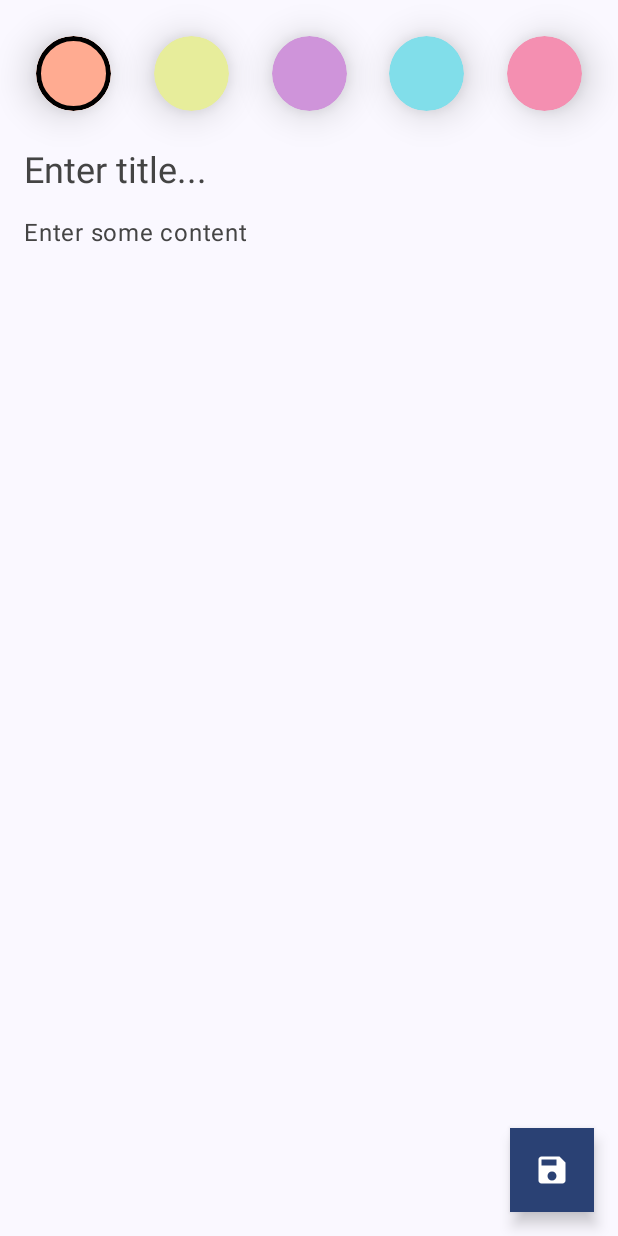
After one commit to usrmrz/Enotes, an Android app built with Jetpack Compose: the composable AddEditNoteScreen called with empty values, on a phone screen of 412 x 824 dp. The commit adds this screen. Run offline under Robolectric (Android 15) with nearby library versions, the phone set to English and light mode, and no system bars; our stand-ins replace Room's generated code.

Commit message:
one error with Material 3 snackbar

```diff
--- /dev/null
+++ b/app/src/main/java/dev/usrmrz/enotes/feature_note/presentation/add_edit_note/AddEditNoteScreen.kt
@@ -0,0 +1,175 @@
+package dev.usrmrz.enotes.feature_note.presentation.add_edit_note
+
+import android.annotation.SuppressLint
+import androidx.compose.animation.Animatable
+import androidx.compose.animation.core.tween
+import androidx.compose.foundation.background
+import androidx.compose.foundation.border
+import androidx.compose.foundation.clickable
+import androidx.compose.foundation.layout.Arrangement
+import androidx.compose.foundation.layout.Box
+import androidx.compose.foundation.layout.Column
+import androidx.compose.foundation.layout.Row
+import androidx.compose.foundation.layout.Spacer
+import androidx.compose.foundation.layout.fillMaxHeight
+import androidx.compose.foundation.layout.fillMaxSize
+import androidx.compose.foundation.layout.fillMaxWidth
+import androidx.compose.foundation.layout.height
+import androidx.compose.foundation.layout.padding
+import androidx.compose.foundation.layout.size
+import androidx.compose.foundation.shape.CircleShape
+import androidx.compose.material.icons.Icons
+import androidx.compose.material.icons.filled.Save
+import androidx.compose.material3.FloatingActionButton
+import androidx.compose.material3.Icon
+import androidx.compose.material3.MaterialTheme
+import androidx.compose.material3.Scaffold
+import androidx.compose.material3.SnackbarHost
+import androidx.compose.material3.SnackbarHostState
+import androidx.compose.runtime.Composable
+import androidx.compose.runtime.LaunchedEffect
+import androidx.compose.runtime.remember
+import androidx.compose.runtime.rememberCoroutineScope
+import androidx.compose.ui.Modifier
+import androidx.compose.ui.draw.clip
+import androidx.compose.ui.draw.shadow
+import androidx.compose.ui.graphics.Color
+import androidx.compose.ui.graphics.toArgb
+import androidx.compose.ui.unit.dp
+import androidx.hilt.navigation.compose.hiltViewModel
+import androidx.navigation.NavController
+import dev.usrmrz.enotes.feature_note.domain.model.Note
+import dev.usrmrz.enotes.feature_note.presentation.add_edit_note.components.TransparentHintTextField
+import kotlinx.coroutines.flow.collectLatest
+import kotlinx.coroutines.launch
+
+@SuppressLint("UnusedMaterial3ScaffoldPaddingParameter")
+@Composable
+fun AddEditNoteScreen(
+    navController: NavController,
+    noteColor: Int,
+    viewModel: AddEditNoteViewModel = hiltViewModel()
+) {
+    val titleState = viewModel.noteTitle.value
+    val contentState = viewModel.noteContent.value
+//    val scaffoldState = rememberScaffoldState()
+    val snackbarHostState = remember { SnackbarHostState() }
+    val noteBackgroundAnimatable = remember {
+        Animatable(
+            Color(
+                if (noteColor != -1) noteColor else viewModel.noteColor.value
+            )
+        )
+    }
+    val scope = rememberCoroutineScope()
+
+    LaunchedEffect(key1 = true) {
+        viewModel.eventFlow.collectLatest { event ->
+            when(event) {
+                is AddEditNoteViewModel.UiEvent.ShowSnackBar -> {
+                    snackbarHostState.showSnackbar(message = event.message)
+//                    scaffoldState.snackbarHostState.showSnackbar(message = event.message)
+                }
+                is AddEditNoteViewModel.UiEvent.SaveNote -> {
+                    navController.navigateUp()
+                }
+            }
+        }
+    }
+
+    Scaffold(
+        floatingActionButton = {
+            FloatingActionButton(
+                onClick = {
+                    viewModel.onEvent(AddEditNoteEvent.SaveNote)
+                },
+                containerColor = MaterialTheme.colorScheme.primary
+//                backgroundColor = MaterialTheme.colorScheme.primary
+            ) {
+                Icon(
+                    imageVector = Icons.Default.Save,
+                    contentDescription = "Save note"
+                )
+            }
+        },
+        snackbarHost = {
+            SnackbarHost(
+                hostState = snackbarHostState
+            )
+        }
+//        scaffoldState = scaffoldState
+    ) {
+        Column(
+            modifier = Modifier
+                .fillMaxSize()
+                .background(noteBackgroundAnimatable.value)
+                .padding(16.dp)
+        ) {
+            Row(
+                modifier = Modifier
+                    .fillMaxWidth()
+                    .padding(8.dp),
+                horizontalArrangement = Arrangement.SpaceBetween
+            ) {
+                Note.noteColors.forEach { color ->
+                    val colorInt = color.toArgb()
+                    Box(
+                        modifier = Modifier
+                            .size(50.dp)
+                            .shadow(15.dp, CircleShape)
+                            .clip(CircleShape)
+                            .background(color)
+                            .border(
+                                width = 3.dp,
+                                color = if (viewModel.noteColor.value == colorInt) {
+                                    Color.Black
+                                } else Color.Transparent,
+                                shape = CircleShape
+                            )
+                            .clickable {
+                                scope.launch {
+                                    noteBackgroundAnimatable.animateTo(
+                                        targetValue = Color(colorInt),
+                                        animationSpec = tween(
+                                            durationMillis = 500
+                                        )
+                                    )
+                                }
+                                viewModel.onEvent(
+                                    AddEditNoteEvent.ChangeColor(colorInt)
+                                )
+                            }
+                    )
+                }
+            }
+            Spacer(modifier = Modifier.height(16.dp))
+            TransparentHintTextField(
+                text = titleState.text,
+                hint = titleState.hint,
+                onValueChange = {
+                    viewModel.onEvent(AddEditNoteEvent.EnteredTitle(it))
+                },
+                onFocusChange = {
+                    viewModel.onEvent(AddEditNoteEvent.ChangeTitleFocus(it))
+                },
+                isHintVisible = titleState.isHintVisible,
+                singleLine = true,
+                textStyle = MaterialTheme.typography.headlineSmall
+            )
+            Spacer(modifier = Modifier.height(16.dp))
+            TransparentHintTextField(
+                text = contentState.text,
+                hint = contentState.hint,
+                onValueChange = {
+                    viewModel.onEvent(AddEditNoteEvent.EnteredContent(it))
+                },
+                onFocusChange = {
+                    viewModel.onEvent(AddEditNoteEvent.ChangeContentFocus(it))
+                },
+                isHintVisible = contentState.isHintVisible,
+                textStyle = MaterialTheme.typography.bodyLarge,
+                modifier = Modifier.fillMaxHeight()
+            )
+        }
+    }
+}
--- a/app/src/main/java/dev/usrmrz/enotes/feature_note/presentation/add_edit_note/AddEditNoteViewModel.kt
+++ b/app/src/main/java/dev/usrmrz/enotes/feature_note/presentation/add_edit_note/AddEditNoteViewModel.kt
@@ -52,7 +52,11 @@ class AddEditNoteViewModel @Inject constructor(
                 viewModelScope.launch {
                     noteUseCases.getNote(noteId)?.also { note ->
                         currentNoteId = note.id
+                        //update the value of title
                         _noteTitle.value = noteTitle.value.copy(
+                            //because now title value copy. because now the note is loaded
+                            //and we want to take the title of note from database and put it in the
+                            //actual text field in state.
                             text = note.title,
                             isHintVisible = false
                         )
--- /dev/null
+++ b/app/src/main/java/dev/usrmrz/enotes/feature_note/presentation/add_edit_note/components/TransparentHintTextField.kt
@@ -0,0 +1,45 @@
+package dev.usrmrz.enotes.feature_note.presentation.add_edit_note.components
+
+import androidx.compose.foundation.layout.Box
+import androidx.compose.foundation.layout.fillMaxWidth
+import androidx.compose.foundation.text.BasicTextField
+import androidx.compose.material3.Text
+import androidx.compose.runtime.Composable
+import androidx.compose.ui.Modifier
+import androidx.compose.ui.focus.FocusState
+import androidx.compose.ui.focus.onFocusChanged
+import androidx.compose.ui.graphics.Color
+import androidx.compose.ui.text.TextStyle
+
+@Composable
+fun TransparentHintTextField(
+    text: String,
+    hint: String,
+    modifier: Modifier = Modifier,
+    isHintVisible: Boolean = true,
+    onValueChange: (String) -> Unit,
+    textStyle: TextStyle = TextStyle(),
+    singleLine: Boolean = false,
+    onFocusChange: (FocusState) -> Unit
+) {
+    Box(
+        modifier = modifier
+    ) {
+        BasicTextField(
+            value = text,
+            onValueChange = onValueChange,
+            singleLine = singleLine,
+            textStyle = textStyle,
+            modifier = Modifier
+                .fillMaxWidth()
+                .onFocusChanged {
+                    onFocusChange(it)
+                }
+        )
+        if (isHintVisible) Text(
+            text = hint,
+            style = textStyle,
+            color = Color.DarkGray
+        )
+    }
+}
```
Also changed, not shown: app/src/main/java/dev/usrmrz/enotes/feature_note/presentation/MainActivity.kt (+39 -30 lines), app/src/main/java/dev/usrmrz/enotes/feature_note/presentation/notes/NotesScreen.kt (+47 -37 lines), app/src/main/java/dev/usrmrz/enotes/feature_note/presentation/notes/components/OrderSection.kt (+9 -0 lines), app/src/main/java/dev/usrmrz/enotes/feature_note/presentation/util/Screen.kt (added, +9 -0 lines).
